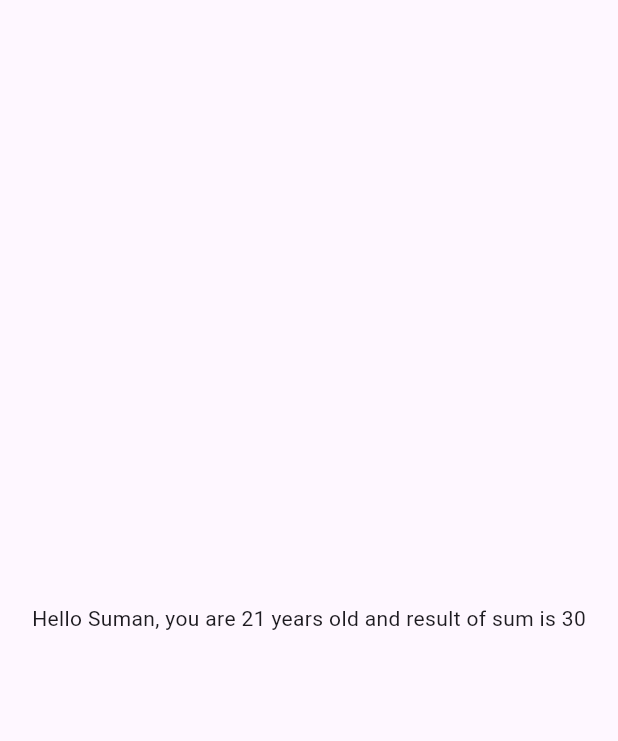
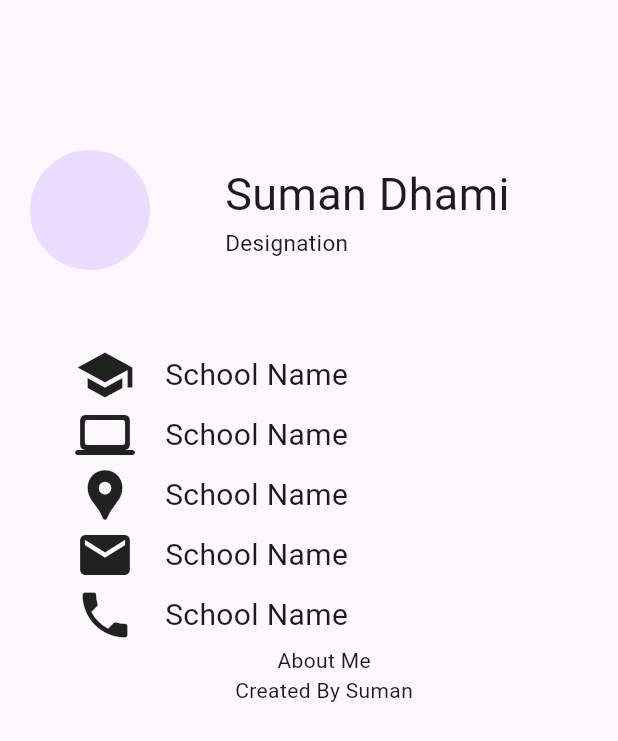
Before and after one commit to sumandhami/Kick_connect, a Flutter app: the screen it shows after launch, on a phone screen of 412 x 824 dp. Shown: the top 741 px of the screen. Run offline on Flutter 3.47's test engine with Material 3 defaults, Android fonts, the phone set to English and light mode, and no system bars.

Commit message:
Creating Portfolio App

```diff
--- a/lib/main.dart
+++ b/lib/main.dart
@@ -1,21 +1,133 @@
 import 'package:flutter/material.dart';
 
 void main() {
-  String name = "Suman";
-  int age = 21;
-  int sum = add(10, 20);
-  runApp(
-    MaterialApp(
-      home: Scaffold(
-        body: Center(
-          child: Text(
-              "Hello $name, you are $age years old and result of sum is $sum"),
+  runApp(const MaterialApp(
+    home: Home(),
+  ));
+}
+
+class Home extends StatelessWidget {
+  const Home({super.key});
+  @override
+  Widget build(BuildContext context) {
+    return const Scaffold(
+      body: Padding(
+        padding: EdgeInsets.only(top: 100.0, left: 20),
+        child: Column(
+          children: <Widget>[
+            Row(
+              children: <Widget>[
+                CircleAvatar(
+                  radius: 40,
+                ),
+                SizedBox(
+                  width: 50,
+                ),
+                Column(
+                  crossAxisAlignment: CrossAxisAlignment.start,
+                  children: <Widget>[
+                    Text(
+                      "Suman Dhami",
+                      style: TextStyle(fontSize: 30.0),
+                    ),
+                    Text(
+                      "Designation",
+                      style: TextStyle(fontSize: 15),
+                    )
+                  ],
+                )
+              ],
+            ),
+            SizedBox(
+              height: 50,
+            ),
+            Padding(
+              padding: EdgeInsets.only(left: 30),
+              child: Column(
+                children: <Widget>[
+                  Row(
+                    children: <Widget>[
+                      Icon(
+                        Icons.school,
+                        size: 40,
+                      ),
+                      SizedBox(
+                        width: 20,
+                      ),
+                      Text(
+                        "School Name",
+                        style: TextStyle(fontSize: 20),
+                      )
+                    ],
+                  ),
+                  Row(
+                    children: <Widget>[
+                      Icon(
+                        Icons.computer_rounded,
+                        size: 40,
+                      ),
+                      SizedBox(
+                        width: 20,
+                      ),
+                      Text(
+                        "School Name",
+                        style: TextStyle(fontSize: 20),
+                      )
+                    ],
+                  ),
+                  Row(
+                    children: <Widget>[
+                      Icon(
+                        Icons.location_pin,
+                        size: 40,
+                      ),
+                      SizedBox(
+                        width: 20,
+                      ),
+                      Text(
+                        "School Name",
+                        style: TextStyle(fontSize: 20),
+                      )
+                    ],
+                  ),
+                  Row(
+                    children: <Widget>[
+                      Icon(
+                        Icons.email,
+                        size: 40,
+                      ),
+                      SizedBox(
+                        width: 20,
+                      ),
+                      Text(
+                        "School Name",
+                        style: TextStyle(fontSize: 20),
+                      )
+                    ],
+                  ),
+                  Row(
+                    children: <Widget>[
+                      Icon(
+                        Icons.phone,
+                        size: 40,
+                      ),
+                      SizedBox(
+                        width: 20,
+                      ),
+                      Text(
+                        "School Name",
+                        style: TextStyle(fontSize: 20),
+                      )
+                    ],
+                  ),
+                ],
+              ),
+            ),
+            Text("About Me"),
+            Text("Created By Suman"),
+          ],
         ),
       ),
-    ),
-  );
+    );
+  }
 }
-
-int add(num1, num2) {
-  return num1 + num2;
-}
```
